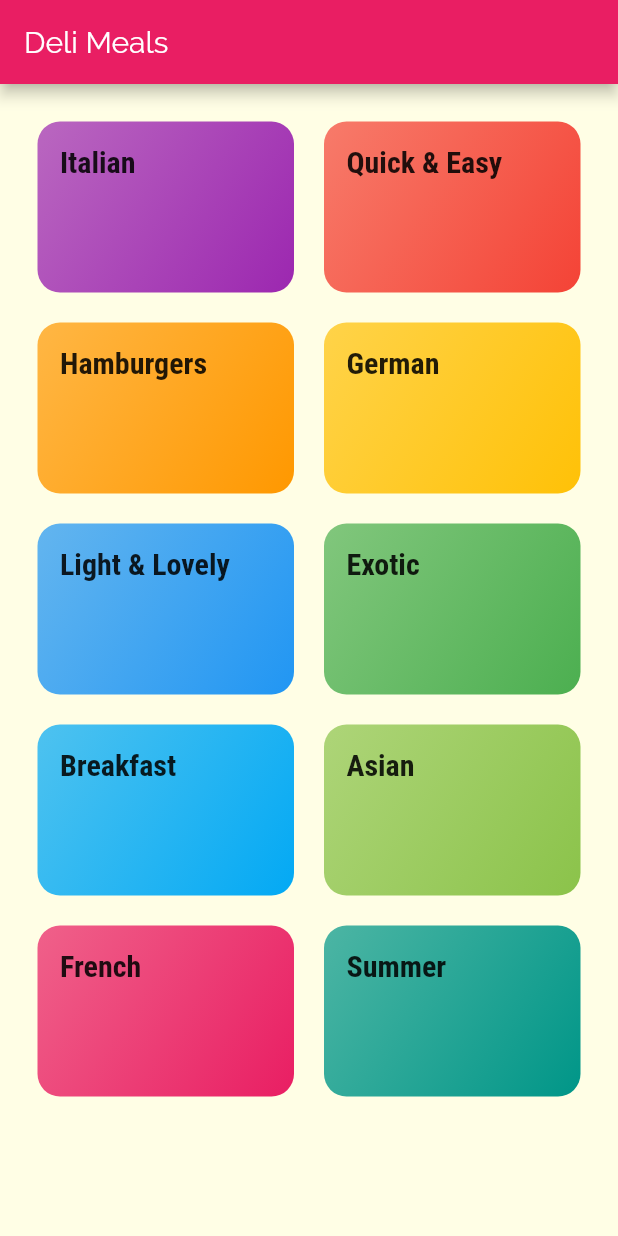
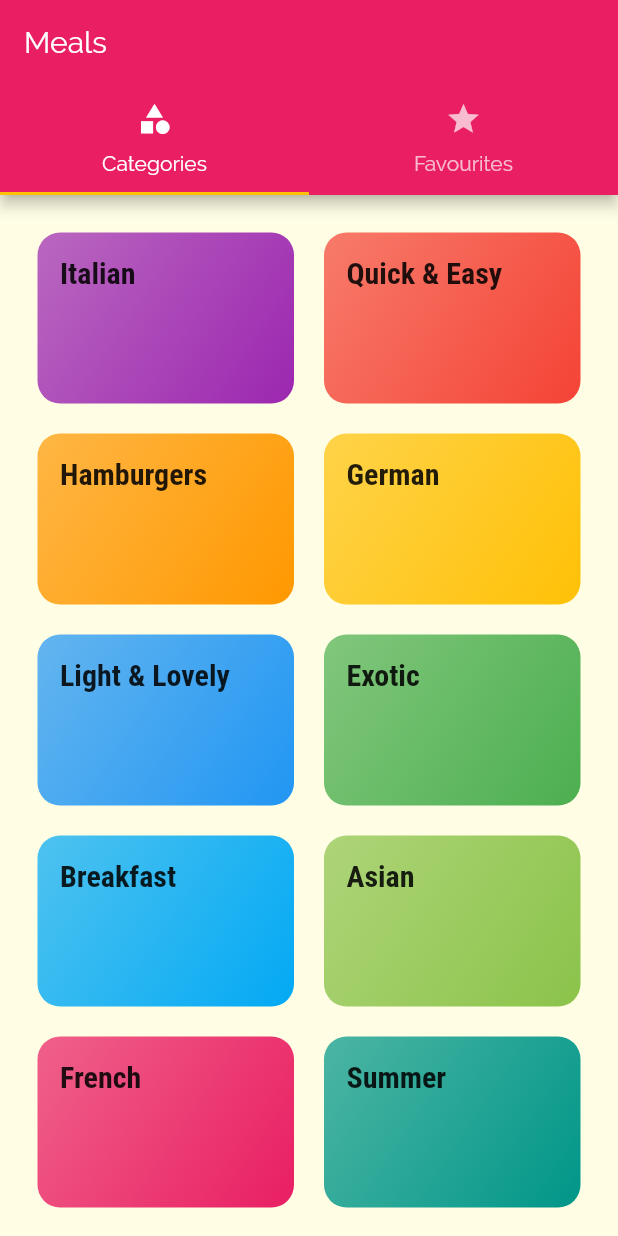
Before and after one commit to harleenkaurchadha/meals_app, a Flutter app: the screen it shows after launch, on a phone screen of 412 x 824 dp. Run offline on Flutter 3.47's test engine with Material 2 defaults, Android fonts, the phone set to English and light mode, and no system bars.

Commit message:
adding tabBar to appBar

```diff
--- a/lib/main.dart
+++ b/lib/main.dart
@@ -1,4 +1,5 @@
 import 'package:flutter/material.dart';
+import './screens/tabs_screen.dart';
 import './screens/meal_detail_screen.dart';
 import 'screens/categories_screen.dart';
 import './screens/category_meals_screen.dart';
@@ -38,7 +39,7 @@ class MyApp extends StatelessWidget{
       initialRoute: '/',   // to make sure by default is home route
 //      home: CategoriesScreen(),
       routes: {                   //list of all available page routing for lean code
-        '/' : (ctx) => CategoriesScreen(),
+        '/' : (ctx) => TabsScreen(),
         CategoryMealsScreen.routeName : (ctx) => CategoryMealsScreen(),             //screen : creation function for that screen
         MealDetailScreen.routeName : (ctx) => MealDetailScreen(),
       },
--- a/lib/screens/categories_screen.dart
+++ b/lib/screens/categories_screen.dart
@@ -6,11 +6,7 @@ class CategoriesScreen extends StatelessWidget{
 
   @override
   Widget build(BuildContext context){
-    return Scaffold(
-      appBar: AppBar(
-        title: const Text('Deli Meals'),
-      ),
-      body: GridView(
+    return GridView(
       padding: EdgeInsets.all(25),
       children: DUMMY_CATEGORIES.map((catData) => CategoryItem(catData.id,catData.title,catData.color)
       ).toList(),
@@ -20,7 +16,6 @@ class CategoriesScreen extends StatelessWidget{
       crossAxisSpacing: 20,
       mainAxisSpacing: 20,
     ),
-            ),
-    );
-  }
+            );
+    }
 }
--- /dev/null
+++ b/lib/screens/favourites_screen.dart
@@ -0,0 +1,11 @@
+import 'package:flutter/material.dart';
+
+class FavouritesScreen extends StatelessWidget{
+
+  @override
+  Widget build(BuildContext context){
+    return Center(
+      child: Text('The Favourites!'),
+    );
+  }
+}
--- /dev/null
+++ b/lib/screens/tabs_screen.dart
@@ -0,0 +1,40 @@
+import 'package:flutter/material.dart';
+import 'package:meals_app/screens/favourites_screen.dart';
+import './categories_screen.dart';
+
+class TabsScreen  extends StatefulWidget{
+
+  @override
+  _TabsScreenState createState() => _TabsScreenState();
+}
+
+class _TabsScreenState extends State<TabsScreen>{
+
+  @override
+  Widget build(BuildContext context) {
+    return DefaultTabController(            //automatically detects which tab is selected & then show the content
+      length: 2,
+      initialIndex: 0,    //by default selected tab
+      child: Scaffold(
+        appBar: AppBar(
+          title: Text('Meals'),
+          bottom: TabBar(tabs: <Widget>[
+            Tab(
+              icon: Icon(Icons.category),
+              text: 'Categories',
+            ),
+            Tab(
+                icon: Icon(Icons.star),
+                text: 'Favourites',
+            ),
+          ],),
+        ),
+        body: TabBarView(children: <Widget>[     // page view which displays widget corresponding to currently selected tab
+          CategoriesScreen(),
+          FavouritesScreen(),
+        ],
+        ),
+      ),
+    );
+  }
+}
```
